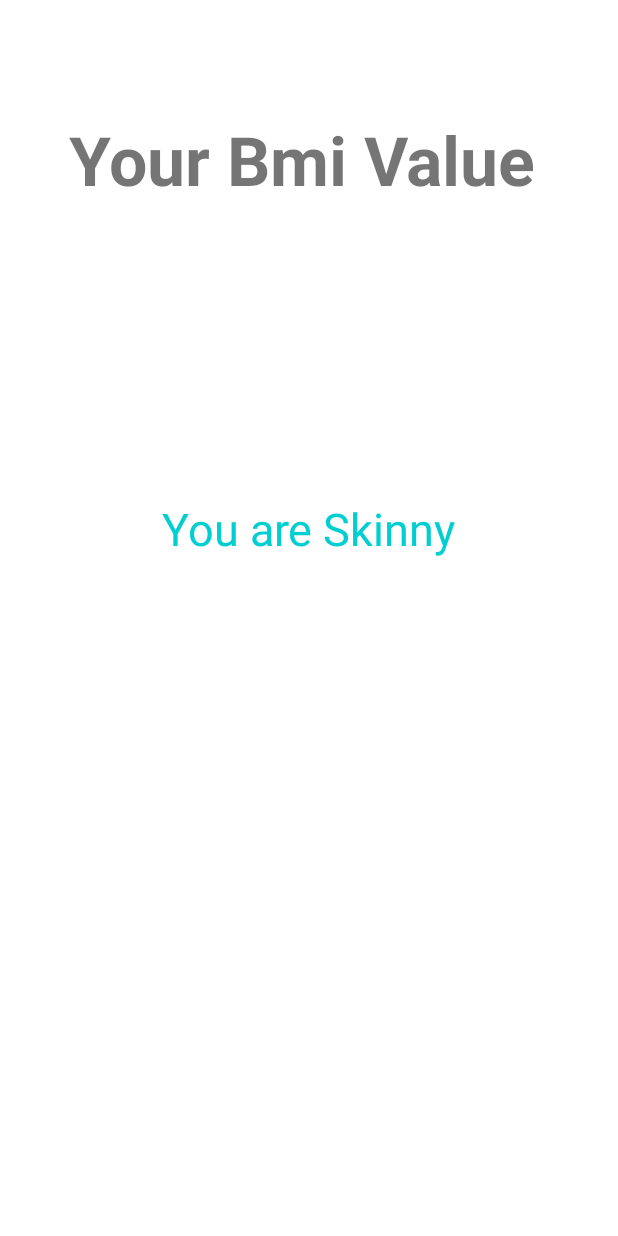
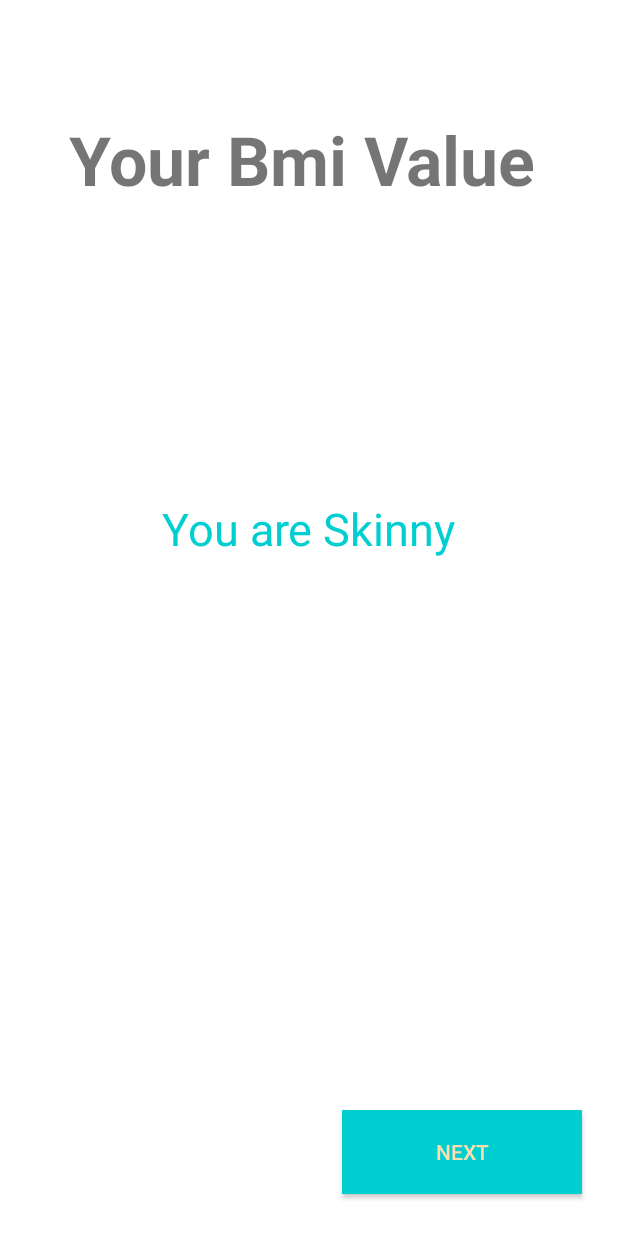
Before and after one commit to medhuuuu/FittTrade-A-fittness-app-where-user-can-trade-food-item-also, an Android app: the BMI_display screen opened directly, with no data from a screen before it, on a phone screen of 412 x 824 dp. Run offline under Robolectric (Android 15) with nearby library versions, the light colour scheme and no system bars.

Commit message:
bmi display done-- samin

```diff
--- a/app/src/main/java/com/example/fittrade/BMI_display.kt
+++ b/app/src/main/java/com/example/fittrade/BMI_display.kt
@@ -1,5 +1,6 @@
 package com.example.fittrade
 
+import android.content.Intent
 import androidx.appcompat.app.AppCompatActivity
 import android.os.Bundle
 import android.widget.TextView
@@ -33,7 +34,9 @@ class BMI_display : AppCompatActivity() {
             binding.txtmessage.text = "You are Skinny"
         }
 
-
+        binding.nxtbtn.setOnClickListener {
+            startActivity(Intent(this, Choose_prog::class.java))
+        }
 
 
 
--- a/app/src/main/res/layout/activity_bmi_display.xml
+++ b/app/src/main/res/layout/activity_bmi_display.xml
@@ -58,5 +58,19 @@
         app:layout_constraintTop_toBottomOf="@+id/textresult2"
         app:layout_constraintVertical_bias="1.0" />
 
+    <androidx.appcompat.widget.AppCompatButton
+        android:id="@+id/nxtbtn"
+        android:layout_width="160dp"
+        android:layout_height="56dp"
+        android:layout_marginEnd="4dp"
+        android:layout_marginBottom="28dp"
+        android:text="NEXT"
+        android:textColor="@color/NavajoWhite"
+        android:background="@color/DarkTurquoise"
+        app:layout_constraintBottom_toBottomOf="parent"
+        app:layout_constraintEnd_toEndOf="parent"
+        app:layout_constraintTop_toBottomOf="@+id/txtmessage"
+        app:layout_constraintVertical_bias="1.0" />
+
 
 </androidx.constraintlayout.widget.ConstraintLayout>
--- a/app/src/main/res/layout/activity_register.xml
+++ b/app/src/main/res/layout/activity_register.xml
@@ -4,9 +4,12 @@
     xmlns:tools="http://schemas.android.com/tools"
     android:layout_width="match_parent"
     android:layout_height="match_parent"
+
     android:background="@color/gray_light"
+
     android:padding="20dp"
     tools:context="RegisterActivity">
+
 
       <TextView
         android:id="@+id/textView"
@@ -162,4 +165,5 @@
         </com.google.android.material.textfield.TextInputLayout>
 
 
+
     </androidx.constraintlayout.widget.ConstraintLayout>
```
Also changed, not shown: app/src/main/res/layout/activity_choose_prog.xml (+7 -4 lines). Lines whose indentation alone changed are shown as unchanged.
